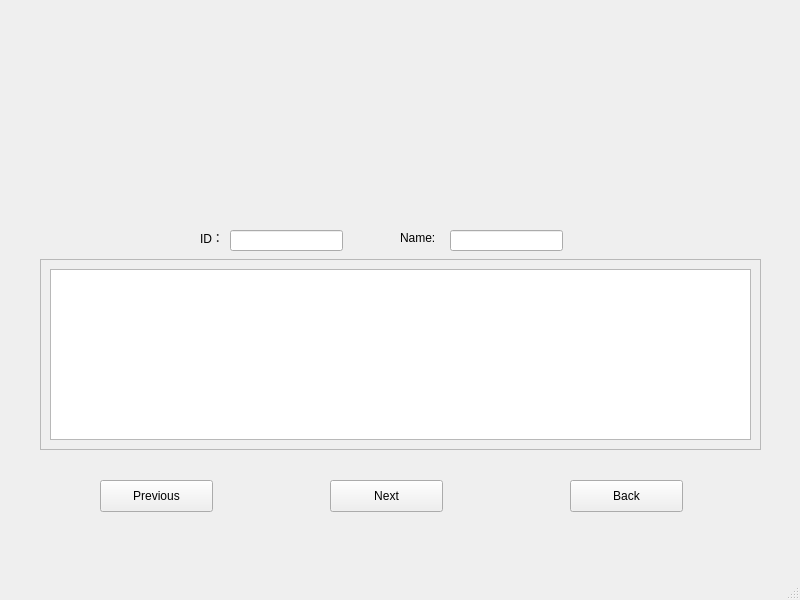
Above: subwidget/subwidget.ui from bchuh/StarWars-Companion before the change. Below: the same form after it.
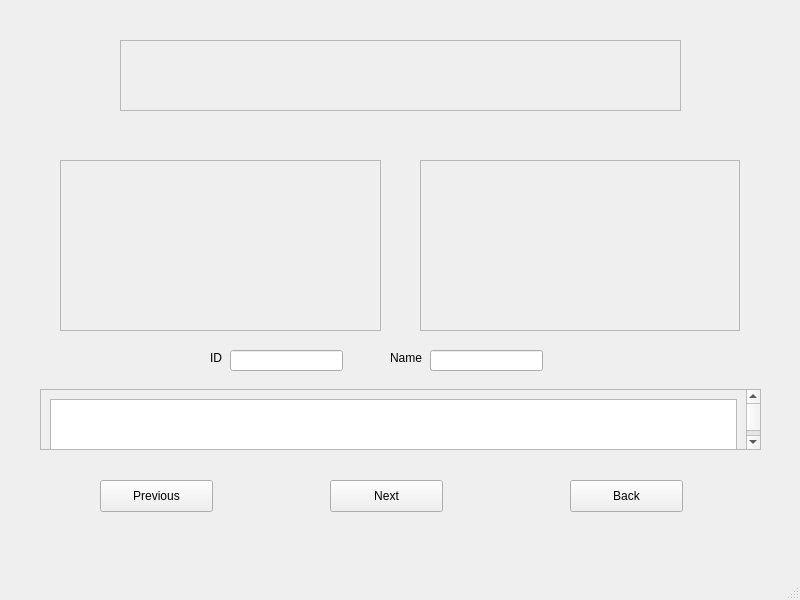
That is the form after the change.

```diff
--- a/subwidget/subwidget.ui
+++ b/subwidget/subwidget.ui
@@ -13,106 +13,61 @@
   <property name="windowTitle">
    <string>subwidget</string>
   </property>
+  <property name="styleSheet">
+   <string notr="true"/>
+  </property>
   <widget class="QWidget" name="centralwidget">
-   <widget class="QScrollArea" name="scrollArea">
-    <property name="geometry">
-     <rect>
-      <x>10</x>
-      <y>10</y>
-      <width>781</width>
-      <height>211</height>
-     </rect>
-    </property>
-    <property name="styleSheet">
-     <string notr="true">background:transparent;border-width:0;border-style:outset</string>
-    </property>
-    <property name="widgetResizable">
-     <bool>true</bool>
-    </property>
-    <widget class="QWidget" name="scrollAreaWidgetContents">
-     <property name="geometry">
-      <rect>
-       <x>0</x>
-       <y>0</y>
-       <width>781</width>
-       <height>211</height>
-      </rect>
-     </property>
-     <layout class="QHBoxLayout" name="horizontalLayout_2">
-      <property name="spacing">
-       <number>-1</number>
-      </property>
-      <item>
-       <widget class="QFrame" name="frame">
-        <property name="enabled">
-         <bool>true</bool>
-        </property>
-        <property name="frameShape">
-         <enum>QFrame::StyledPanel</enum>
-        </property>
-        <property name="frameShadow">
-         <enum>QFrame::Raised</enum>
-        </property>
-       </widget>
-      </item>
-      <item>
-       <widget class="QFrame" name="frame_2">
-        <property name="frameShape">
-         <enum>QFrame::StyledPanel</enum>
-        </property>
-        <property name="frameShadow">
-         <enum>QFrame::Raised</enum>
-        </property>
-       </widget>
-      </item>
-     </layout>
-    </widget>
-   </widget>
    <widget class="QLineEdit" name="lineEdit_2">
     <property name="geometry">
      <rect>
-      <x>450</x>
-      <y>230</y>
+      <x>430</x>
+      <y>350</y>
       <width>113</width>
       <height>21</height>
      </rect>
     </property>
+    <property name="autoFillBackground">
+     <bool>false</bool>
+    </property>
    </widget>
    <widget class="QLabel" name="label_2">
     <property name="geometry">
      <rect>
-      <x>400</x>
-      <y>230</y>
+      <x>390</x>
+      <y>350</y>
       <width>41</width>
       <height>16</height>
      </rect>
     </property>
     <property name="text">
-     <string>Name:</string>
+     <string>Name</string>
     </property>
    </widget>
    <widget class="QLabel" name="label">
     <property name="geometry">
      <rect>
-      <x>200</x>
-      <y>230</y>
+      <x>210</x>
+      <y>350</y>
       <width>21</width>
       <height>16</height>
      </rect>
     </property>
     <property name="text">
-     <string>ID：</string>
+     <string>ID</string>
     </property>
    </widget>
    <widget class="QScrollArea" name="scrollArea_2">
     <property name="geometry">
      <rect>
       <x>40</x>
-      <y>259</y>
+      <y>389</y>
       <width>721</width>
-      <height>191</height>
+      <height>61</height>
      </rect>
     </property>
+    <property name="styleSheet">
+     <string notr="true"/>
+    </property>
     <property name="widgetResizable">
      <bool>true</bool>
     </property>
@@ -122,7 +77,7 @@
        <x>0</x>
        <y>0</y>
        <width>719</width>
-       <height>189</height>
+       <height>98</height>
       </rect>
      </property>
      <layout class="QVBoxLayout" name="verticalLayout">
@@ -136,11 +91,17 @@
     <property name="geometry">
      <rect>
       <x>230</x>
-      <y>230</y>
+      <y>350</y>
       <width>113</width>
       <height>21</height>
      </rect>
     </property>
+    <property name="layoutDirection">
+     <enum>Qt::RightToLeft</enum>
+    </property>
+    <property name="autoFillBackground">
+     <bool>true</bool>
+    </property>
    </widget>
    <widget class="QPushButton" name="Previous">
     <property name="geometry">
@@ -181,6 +142,57 @@
      <string>Back</string>
     </property>
    </widget>
+   <widget class="QFrame" name="frame_3">
+    <property name="geometry">
+     <rect>
+      <x>120</x>
+      <y>40</y>
+      <width>561</width>
+      <height>71</height>
+     </rect>
+    </property>
+    <property name="frameShape">
+     <enum>QFrame::StyledPanel</enum>
+    </property>
+    <property name="frameShadow">
+     <enum>QFrame::Raised</enum>
+    </property>
+   </widget>
+   <widget class="QFrame" name="frame">
+    <property name="enabled">
+     <bool>true</bool>
+    </property>
+    <property name="geometry">
+     <rect>
+      <x>60</x>
+      <y>160</y>
+      <width>321</width>
+      <height>171</height>
+     </rect>
+    </property>
+    <property name="frameShape">
+     <enum>QFrame::StyledPanel</enum>
+    </property>
+    <property name="frameShadow">
+     <enum>QFrame::Raised</enum>
+    </property>
+   </widget>
+   <widget class="QFrame" name="frame_2">
+    <property name="geometry">
+     <rect>
+      <x>420</x>
+      <y>160</y>
+      <width>320</width>
+      <height>171</height>
+     </rect>
+    </property>
+    <property name="frameShape">
+     <enum>QFrame::StyledPanel</enum>
+    </property>
+    <property name="frameShadow">
+     <enum>QFrame::Raised</enum>
+    </property>
+   </widget>
   </widget>
   <widget class="QMenuBar" name="menubar">
    <property name="geometry">
```
